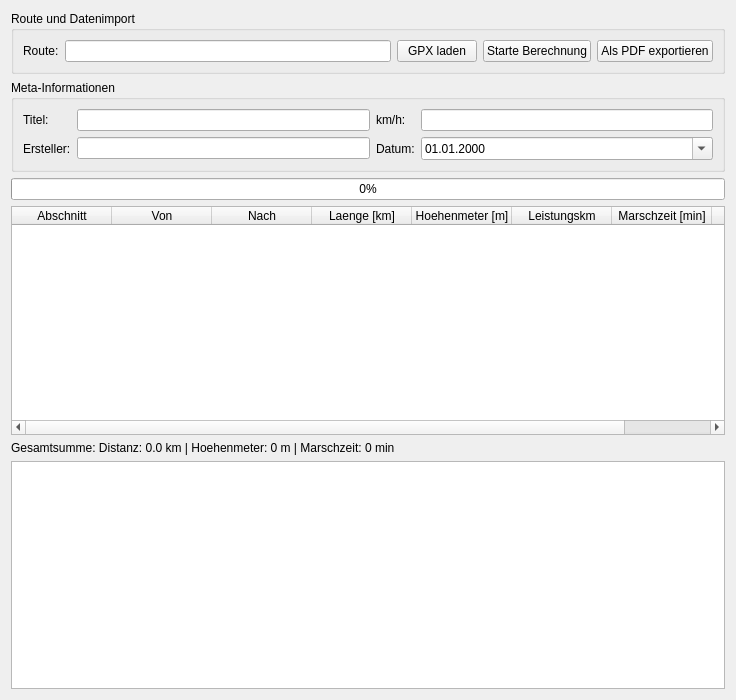
Qt form src/UserInterface.ui (rbo-xyz/GrSchmetterling_Hackathon) before a commit.
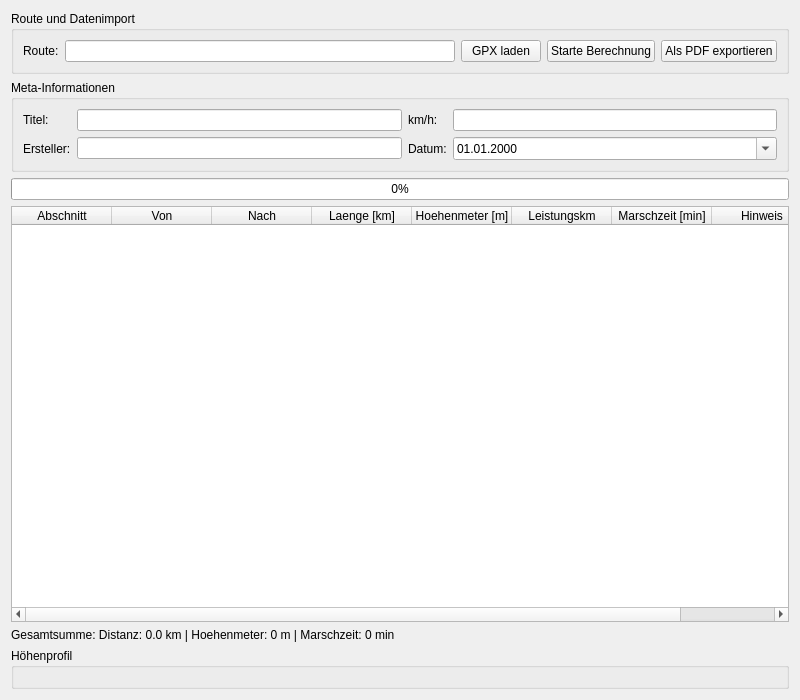
The same form after that commit.

Patch:
```diff
--- a/src/UserInterface.ui
+++ b/src/UserInterface.ui
@@ -6,7 +6,7 @@
    <rect>
     <x>0</x>
     <y>0</y>
-    <width>736</width>
+    <width>800</width>
     <height>700</height>
    </rect>
   </property>
@@ -178,10 +178,13 @@
     </widget>
    </item>
    <item>
-    <widget class="QGraphicsView" name="graphicsViewProfil">
-     <property name="toolTip">
+    <widget class="QGroupBox" name="groupBoxHoehenprofil">
+     <property name="title">
       <string>Höhenprofil</string>
      </property>
+     <layout class="QVBoxLayout" name="verticalLayoutHoehenprofil">
+      <!-- Leer, wird im Python-Code mit dem Canvas gefüllt -->
+     </layout>
     </widget>
    </item>
   </layout>
```
Left out of the diff: 1 changed line with no effect on the pictures.
